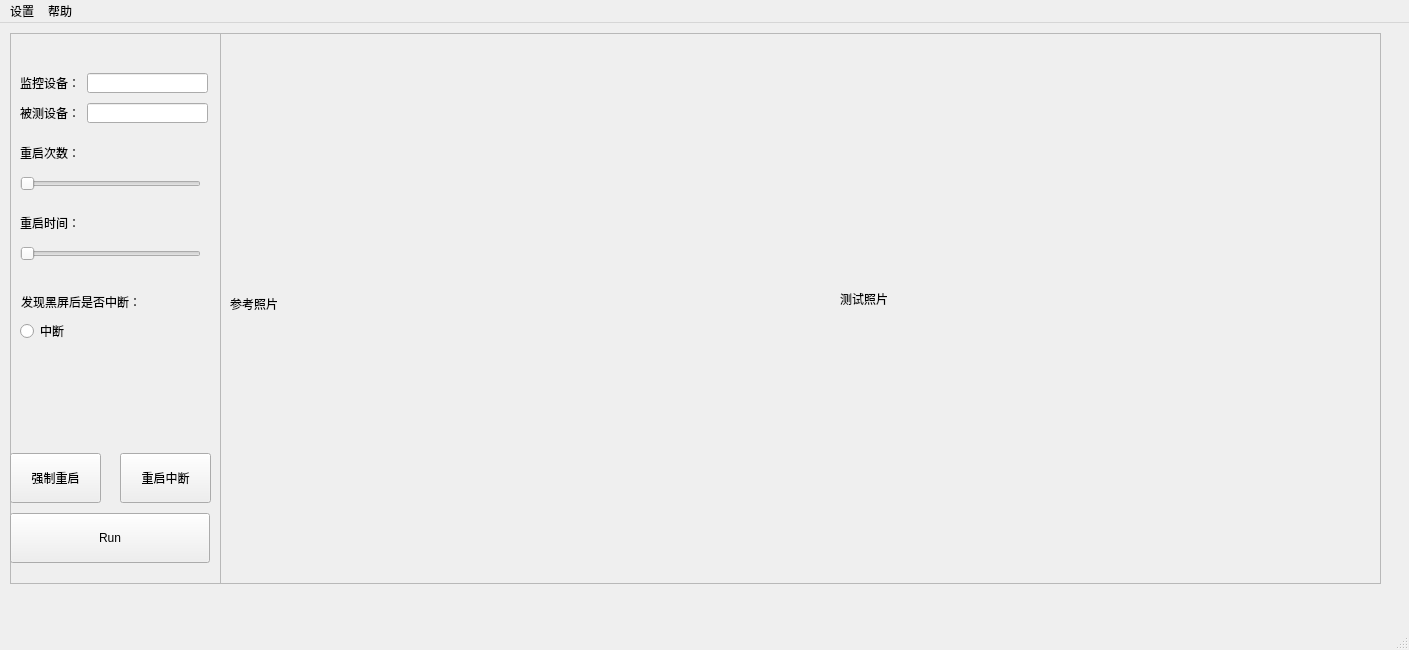
Above: src/design/ui/mainScreen.ui from garyhuang2018/Test before the change. Below: the same form after it.
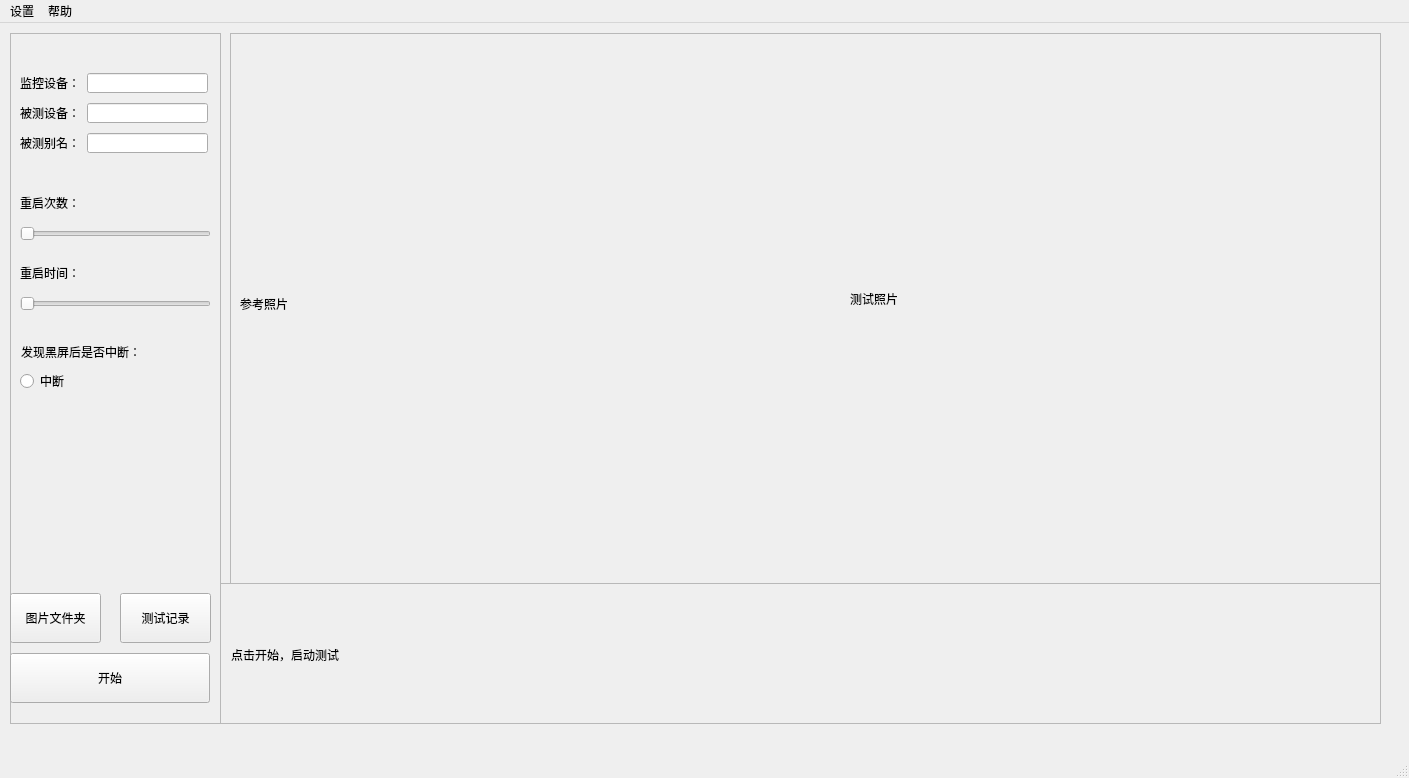
That is the form after the change.

Commit message: set the maximum reboot times to 1000

What changed in the file:
```diff
--- a/src/design/ui/mainScreen.ui
+++ b/src/design/ui/mainScreen.ui
@@ -7,7 +7,7 @@
     <x>0</x>
     <y>0</y>
     <width>1409</width>
-    <height>650</height>
+    <height>778</height>
    </rect>
   </property>
   <property name="windowTitle">
@@ -20,7 +20,7 @@
       <x>10</x>
       <y>10</y>
       <width>211</width>
-      <height>551</height>
+      <height>691</height>
      </rect>
     </property>
     <property name="frameShape">
@@ -36,7 +36,7 @@
      <property name="geometry">
       <rect>
        <x>0</x>
-       <y>480</y>
+       <y>620</y>
        <width>200</width>
        <height>50</height>
       </rect>
@@ -54,7 +54,7 @@
       </size>
      </property>
      <property name="text">
-      <string>Run</string>
+      <string>开始</string>
      </property>
     </widget>
     <widget class="QLineEdit" name="monitor_input">
@@ -119,8 +119,8 @@
      <property name="geometry">
       <rect>
        <x>10</x>
-       <y>110</y>
-       <width>78</width>
+       <y>160</y>
+       <width>111</width>
        <height>20</height>
       </rect>
      </property>
@@ -132,8 +132,8 @@
      <property name="geometry">
       <rect>
        <x>10</x>
-       <y>140</y>
-       <width>181</width>
+       <y>190</y>
+       <width>191</width>
        <height>21</height>
       </rect>
      </property>
@@ -148,7 +148,7 @@
      <property name="geometry">
       <rect>
        <x>0</x>
-       <y>420</y>
+       <y>560</y>
        <width>91</width>
        <height>50</height>
       </rect>
@@ -166,7 +166,7 @@
       </size>
      </property>
      <property name="text">
-      <string>强制重启</string>
+      <string>图片文件夹</string>
      </property>
     </widget>
     <widget class="QPushButton" name="force_int_btn">
@@ -176,7 +176,7 @@
      <property name="geometry">
       <rect>
        <x>110</x>
-       <y>420</y>
+       <y>560</y>
        <width>91</width>
        <height>50</height>
       </rect>
@@ -194,15 +194,15 @@
       </size>
      </property>
      <property name="text">
-      <string>重启中断</string>
+      <string>测试记录</string>
      </property>
     </widget>
     <widget class="QSlider" name="timeSlider">
      <property name="geometry">
       <rect>
        <x>10</x>
-       <y>210</y>
-       <width>181</width>
+       <y>260</y>
+       <width>191</width>
        <height>21</height>
       </rect>
      </property>
@@ -214,7 +214,7 @@
      <property name="geometry">
       <rect>
        <x>10</x>
-       <y>180</y>
+       <y>230</y>
        <width>78</width>
        <height>20</height>
       </rect>
@@ -227,7 +227,7 @@
      <property name="geometry">
       <rect>
        <x>11</x>
-       <y>261</y>
+       <y>311</y>
        <width>131</width>
        <height>16</height>
       </rect>
@@ -240,7 +240,7 @@
      <property name="geometry">
       <rect>
        <x>10</x>
-       <y>290</y>
+       <y>340</y>
        <width>47</width>
        <height>16</height>
       </rect>
@@ -252,23 +252,52 @@
     <widget class="QLabel" name="result">
      <property name="geometry">
       <rect>
-       <x>53</x>
-       <y>351</y>
-       <width>61</width>
-       <height>41</height>
+       <x>30</x>
+       <y>420</y>
+       <width>131</width>
+       <height>61</height>
       </rect>
      </property>
      <property name="text">
       <string/>
      </property>
     </widget>
+    <widget class="QLineEdit" name="alias_input">
+     <property name="geometry">
+      <rect>
+       <x>77</x>
+       <y>100</y>
+       <width>121</width>
+       <height>20</height>
+      </rect>
+     </property>
+     <property name="inputMask">
+      <string/>
+     </property>
+     <property name="text">
+      <string/>
+     </property>
+    </widget>
+    <widget class="QLabel" name="label_alias">
+     <property name="geometry">
+      <rect>
+       <x>10</x>
+       <y>100</y>
+       <width>78</width>
+       <height>20</height>
+      </rect>
+     </property>
+     <property name="text">
+      <string>被测别名：</string>
+     </property>
+    </widget>
    </widget>
    <widget class="QFrame" name="frame_2">
     <property name="geometry">
      <rect>
-      <x>220</x>
+      <x>230</x>
       <y>10</y>
-      <width>1161</width>
+      <width>1151</width>
       <height>551</height>
      </rect>
     </property>
@@ -318,6 +347,42 @@
      </property>
     </widget>
    </widget>
+   <widget class="QScrollArea" name="scrollArea">
+    <property name="geometry">
+     <rect>
+      <x>220</x>
+      <y>560</y>
+      <width>1161</width>
+      <height>141</height>
+     </rect>
+    </property>
+    <property name="widgetResizable">
+     <bool>true</bool>
+    </property>
+    <widget class="QWidget" name="log">
+     <property name="geometry">
+      <rect>
+       <x>0</x>
+       <y>0</y>
+       <width>1159</width>
+       <height>139</height>
+      </rect>
+     </property>
+     <widget class="QLabel" name="log_label">
+      <property name="geometry">
+       <rect>
+        <x>10</x>
+        <y>10</y>
+        <width>1141</width>
+        <height>121</height>
+       </rect>
+      </property>
+      <property name="text">
+       <string>点击开始，启动测试</string>
+      </property>
+     </widget>
+    </widget>
+   </widget>
   </widget>
   <widget class="QStatusBar" name="statusbar"/>
   <widget class="QMenuBar" name="menubar">
```
Left out of the diff: 4 changed lines with no effect on the pictures. The commit also changes 1 other file.
